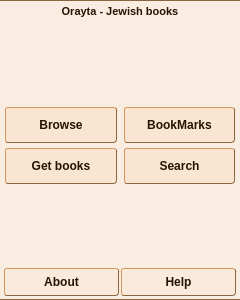
MosheWagner/Orayta-QT, file Mobile/mobileapp.ui: the form before one commit.
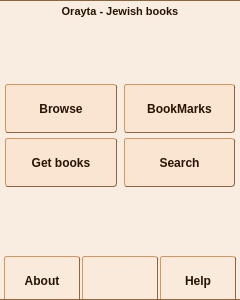
The form after the commit. The open tabs and pages were chosen to show the change. Icons and pictures are not drawn. Custom widgets are drawn as their Qt base class.

Commit message: added settings and menu buttons

```diff
--- a/Mobile/mobileapp.ui
+++ b/Mobile/mobileapp.ui
@@ -646,8 +646,8 @@
            </property>
            <property name="minimumSize">
             <size>
-             <width>30</width>
-             <height>28</height>
+             <width>51</width>
+             <height>49</height>
             </size>
            </property>
            <property name="maximumSize">
@@ -700,8 +700,8 @@
            </property>
            <property name="minimumSize">
             <size>
-             <width>30</width>
-             <height>28</height>
+             <width>51</width>
+             <height>49</height>
             </size>
            </property>
            <property name="maximumSize">
@@ -760,8 +760,8 @@
            </property>
            <property name="minimumSize">
             <size>
-             <width>30</width>
-             <height>28</height>
+             <width>51</width>
+             <height>49</height>
             </size>
            </property>
            <property name="maximumSize">
@@ -817,8 +817,8 @@
            </property>
            <property name="minimumSize">
             <size>
-             <width>30</width>
-             <height>28</height>
+             <width>51</width>
+             <height>49</height>
             </size>
            </property>
            <property name="maximumSize">
@@ -894,8 +894,8 @@
            </property>
            <property name="minimumSize">
             <size>
-             <width>30</width>
-             <height>28</height>
+             <width>51</width>
+             <height>49</height>
             </size>
            </property>
            <property name="maximumSize">
@@ -935,6 +935,57 @@
            </property>
           </widget>
          </item>
+         <item>
+          <widget class="QPushButton" name="settingsBTN">
+           <property name="sizePolicy">
+            <sizepolicy hsizetype="Maximum" vsizetype="Fixed">
+             <horstretch>0</horstretch>
+             <verstretch>0</verstretch>
+            </sizepolicy>
+           </property>
+           <property name="minimumSize">
+            <size>
+             <width>51</width>
+             <height>49</height>
+            </size>
+           </property>
+           <property name="maximumSize">
+            <size>
+             <width>1000</width>
+             <height>30</height>
+            </size>
+           </property>
+           <property name="baseSize">
+            <size>
+             <width>80</width>
+             <height>20</height>
+            </size>
+           </property>
+           <property name="font">
+            <font>
+             <weight>75</weight>
+             <italic>false</italic>
+             <bold>true</bold>
+            </font>
+           </property>
+           <property name="autoFillBackground">
+            <bool>false</bool>
+           </property>
+           <property name="text">
+            <string/>
+           </property>
+           <property name="icon">
+            <iconset resource="mobile.qrc">
+             <normaloff>:/flat-icons/settings.png</normaloff>:/flat-icons/settings.png</iconset>
+           </property>
+           <property name="iconSize">
+            <size>
+             <width>20</width>
+             <height>20</height>
+            </size>
+           </property>
+          </widget>
+         </item>
          <item>
           <widget class="QPushButton" name="helpBTN">
            <property name="sizePolicy">
@@ -945,8 +996,8 @@
            </property>
            <property name="minimumSize">
             <size>
-             <width>30</width>
-             <height>28</height>
+             <width>51</width>
+             <height>49</height>
             </size>
            </property>
            <property name="maximumSize">
```
Left out of the diff: 64 changed lines with no effect on the pictures. The commit also changes 6 other files.
